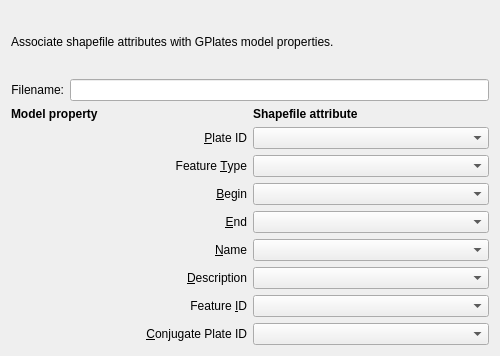
This is src/qt-widgets/ShapefileAttributeWidgetUi.ui in GPlates/GPlates as Qt 5 draws it before an edit. The edited form follows.
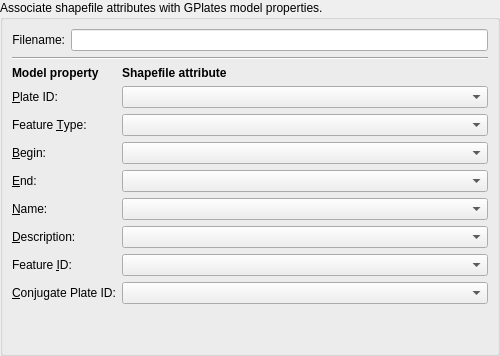
This is the edited form.

Patch:
```diff
--- a/src/qt-widgets/ShapefileAttributeWidgetUi.ui
+++ b/src/qt-widgets/ShapefileAttributeWidgetUi.ui
@@ -24,15 +24,22 @@
   <property name="windowTitle" >
    <string>Form</string>
   </property>
-  <layout class="QGridLayout" >
-   <item row="0" column="0" colspan="2" >
-    <widget class="QLabel" name="label_main_description" >
-     <property name="text" >
+  <layout class="QHBoxLayout" name="horizontalLayout_2" >
+   <property name="spacing" >
+    <number>0</number>
+   </property>
+   <property name="margin" >
+    <number>0</number>
+   </property>
+   <item>
+    <widget class="QGroupBox" name="groupBox" >
+     <property name="title" >
       <string>Associate shapefile attributes with GPlates model properties.</string>
      </property>
-    </widget>
-   </item>
-   <item row="1" column="0" >
+     <layout class="QVBoxLayout" name="verticalLayout" >
+      <item>
+       <layout class="QHBoxLayout" name="horizontalLayout" >
+        <item>
     <widget class="QLabel" name="label_filename" >
      <property name="layoutDirection" >
       <enum>Qt::LeftToRight</enum>
@@ -45,15 +52,24 @@
      </property>
     </widget>
    </item>
-   <item row="1" column="1" >
+        <item>
     <widget class="QLineEdit" name="line_filename" >
      <property name="readOnly" >
       <bool>true</bool>
      </property>
     </widget>
    </item>
-   <item row="2" column="0" colspan="2" >
-    <layout class="QGridLayout" >
+       </layout>
+      </item>
+      <item>
+       <widget class="Line" name="line" >
+        <property name="orientation" >
+         <enum>Qt::Horizontal</enum>
+        </property>
+       </widget>
+      </item>
+      <item>
+       <layout class="QFormLayout" name="formLayout" >
      <item row="0" column="0" >
       <widget class="QLabel" name="label_model_properties" >
        <property name="font" >
@@ -62,9 +78,6 @@
          <bold>true</bold>
         </font>
        </property>
-       <property name="layoutDirection" >
-        <enum>Qt::RightToLeft</enum>
-       </property>
        <property name="text" >
         <string>Model property</string>
        </property>
@@ -84,9 +97,6 @@
          <bold>true</bold>
         </font>
        </property>
-       <property name="layoutDirection" >
-        <enum>Qt::RightToLeft</enum>
-       </property>
        <property name="text" >
         <string>Shapefile attribute</string>
        </property>
@@ -94,14 +104,8 @@
      </item>
      <item row="1" column="0" >
       <widget class="QLabel" name="label_plateID" >
-       <property name="layoutDirection" >
-        <enum>Qt::LeftToRight</enum>
-       </property>
        <property name="text" >
-        <string>&amp;Plate ID</string>
-       </property>
-       <property name="alignment" >
-        <set>Qt::AlignRight|Qt::AlignTrailing|Qt::AlignVCenter</set>
+           <string>&amp;Plate ID:</string>
        </property>
        <property name="buddy" >
         <cstring>combo_plateID</cstring>
@@ -120,14 +124,8 @@
      </item>
      <item row="2" column="0" >
       <widget class="QLabel" name="label_feature_type" >
-       <property name="layoutDirection" >
-        <enum>Qt::LeftToRight</enum>
-       </property>
        <property name="text" >
-        <string>Feature &amp;Type</string>
-       </property>
-       <property name="alignment" >
-        <set>Qt::AlignRight|Qt::AlignTrailing|Qt::AlignVCenter</set>
+           <string>Feature &amp;Type:</string>
        </property>
        <property name="buddy" >
         <cstring>combo_feature_type</cstring>
@@ -139,14 +137,8 @@
      </item>
      <item row="3" column="0" >
       <widget class="QLabel" name="label_from_age" >
-       <property name="layoutDirection" >
-        <enum>Qt::LeftToRight</enum>
-       </property>
        <property name="text" >
-        <string>&amp;Begin</string>
-       </property>
-       <property name="alignment" >
-        <set>Qt::AlignRight|Qt::AlignTrailing|Qt::AlignVCenter</set>
+           <string>&amp;Begin:</string>
        </property>
        <property name="buddy" >
         <cstring>combo_from_age</cstring>
@@ -158,14 +150,8 @@
      </item>
      <item row="4" column="0" >
       <widget class="QLabel" name="label_to_age" >
-       <property name="layoutDirection" >
-        <enum>Qt::LeftToRight</enum>
-       </property>
        <property name="text" >
-        <string>&amp;End</string>
-       </property>
-       <property name="alignment" >
-        <set>Qt::AlignRight|Qt::AlignTrailing|Qt::AlignVCenter</set>
+           <string>&amp;End:</string>
        </property>
        <property name="buddy" >
         <cstring>combo_to_age</cstring>
@@ -177,14 +163,8 @@
      </item>
      <item row="5" column="0" >
       <widget class="QLabel" name="label_name" >
-       <property name="layoutDirection" >
-        <enum>Qt::LeftToRight</enum>
-       </property>
        <property name="text" >
-        <string>&amp;Name</string>
-       </property>
-       <property name="alignment" >
-        <set>Qt::AlignRight|Qt::AlignTrailing|Qt::AlignVCenter</set>
+           <string>&amp;Name:</string>
        </property>
        <property name="buddy" >
         <cstring>combo_name</cstring>
@@ -196,14 +176,8 @@
      </item>
      <item row="6" column="0" >
       <widget class="QLabel" name="label_description" >
-       <property name="layoutDirection" >
-        <enum>Qt::LeftToRight</enum>
-       </property>
        <property name="text" >
-        <string>&amp;Description</string>
-       </property>
-       <property name="alignment" >
-        <set>Qt::AlignRight|Qt::AlignTrailing|Qt::AlignVCenter</set>
+           <string>&amp;Description:</string>
        </property>
        <property name="buddy" >
         <cstring>combo_description</cstring>
@@ -216,10 +190,7 @@
      <item row="7" column="0" >
       <widget class="QLabel" name="label_feature_id" >
        <property name="text" >
-        <string>Feature &amp;ID</string>
-       </property>
-       <property name="alignment" >
-        <set>Qt::AlignRight|Qt::AlignTrailing|Qt::AlignVCenter</set>
+           <string>Feature &amp;ID:</string>
        </property>
        <property name="buddy" >
         <cstring>combo_feature_id</cstring>
@@ -232,10 +203,7 @@
      <item row="8" column="0" >
       <widget class="QLabel" name="label_conjugate" >
        <property name="text" >
-        <string>&amp;Conjugate Plate ID</string>
-       </property>
-       <property name="alignment" >
-        <set>Qt::AlignRight|Qt::AlignTrailing|Qt::AlignVCenter</set>
+           <string>&amp;Conjugate Plate ID:</string>
        </property>
        <property name="buddy" >
         <cstring>combo_feature_id</cstring>
@@ -246,6 +214,22 @@
       <widget class="QComboBox" name="combo_conjugate" />
      </item>
     </layout>
+      </item>
+      <item>
+       <spacer name="verticalSpacer" >
+        <property name="orientation" >
+         <enum>Qt::Vertical</enum>
+        </property>
+        <property name="sizeHint" stdset="0" >
+         <size>
+          <width>20</width>
+          <height>34</height>
+         </size>
+        </property>
+       </spacer>
+      </item>
+     </layout>
+    </widget>
    </item>
   </layout>
  </widget>
```
Lines whose indentation alone changed are shown as unchanged.
